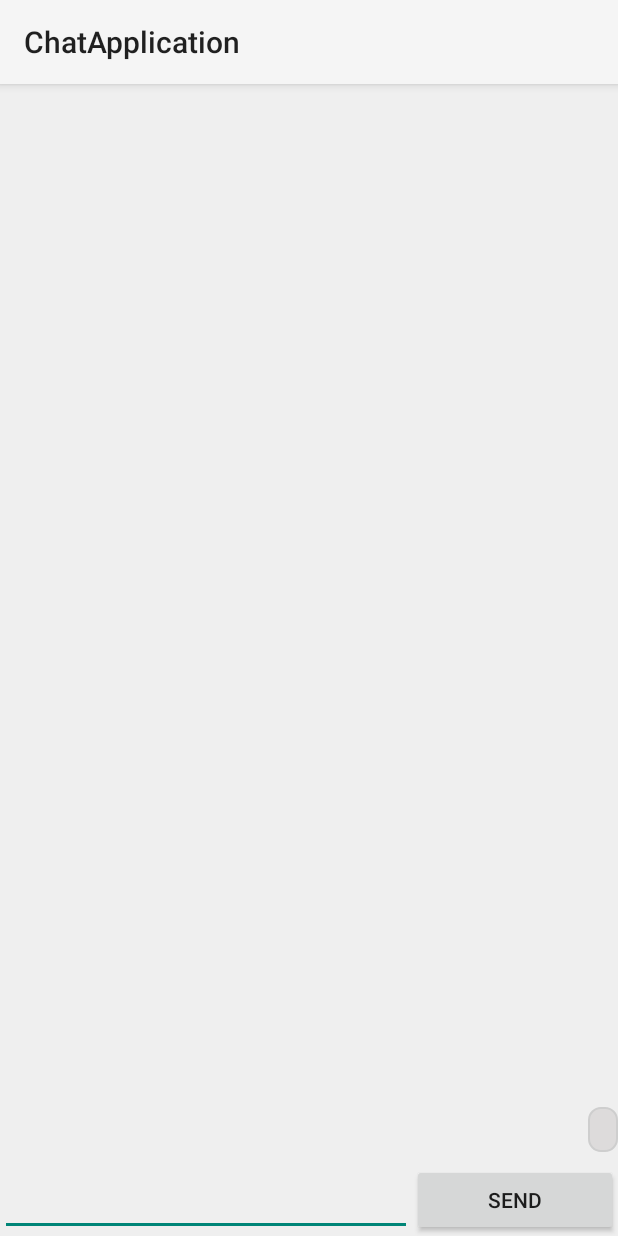
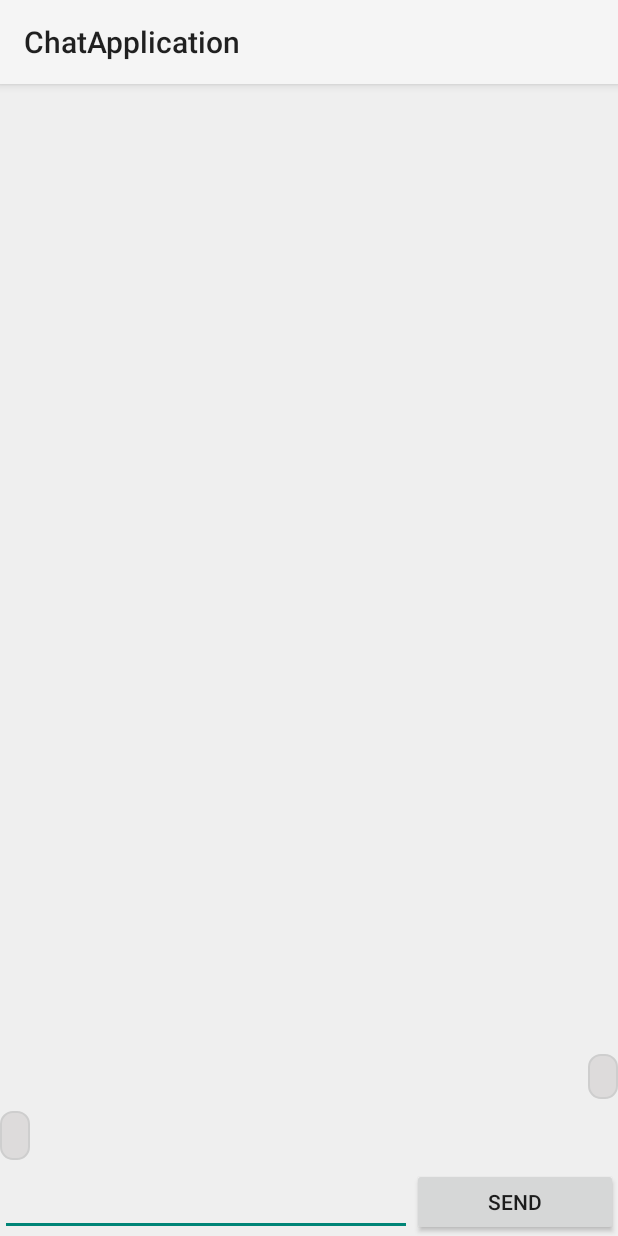
Before and after one commit to DrexelChatbotGroup/DrexelChatbot, an Android app: the screen it shows after launch (MainActivity), after a tap on "SEND", on a phone screen of 412 x 824 dp. Run offline under Robolectric (Android 15) with nearby library versions, the phone set to English and light mode, and no system bars; 3 statements that could not run were skipped.

Commit message:
bug fixes

```diff
--- a/ChatbotClient2/app/src/main/java/chatbot/chatapplication/MainActivity.java
+++ b/ChatbotClient2/app/src/main/java/chatbot/chatapplication/MainActivity.java
@@ -1,12 +1,15 @@
 package chatbot.chatapplication;
 
 import android.app.Activity;
+import android.app.ProgressDialog;
+import android.content.Context;
 import android.database.DataSetObserver;
 import android.net.Uri;
 import android.os.AsyncTask;
 import android.os.Bundle;
 import android.view.KeyEvent;
 import android.view.View;
+import android.view.inputmethod.InputMethodManager;
 import android.widget.AbsListView;
 import android.widget.Button;
 import android.widget.EditText;
@@ -66,7 +69,7 @@ public class MainActivity extends Activity {
             }
         });
 
-        listView.setTranscriptMode(AbsListView.TRANSCRIPT_MODE_ALWAYS_SCROLL);
+       listView.setTranscriptMode(AbsListView.TRANSCRIPT_MODE_ALWAYS_SCROLL);
         listView.setAdapter(chatArrayAdapter);
 
         chatArrayAdapter.registerDataSetObserver(new DataSetObserver() {
@@ -76,6 +79,7 @@ public class MainActivity extends Activity {
                 listView.setSelection(chatArrayAdapter.getCount() - 1);
             }
         });
+
         // ATTENTION: This was auto-generated to implement the App Indexing API.
         // See https://g.co/AppIndexing/AndroidStudio for more information.
         client = new GoogleApiClient.Builder(this).addApi(AppIndex.API).build();
@@ -125,7 +129,8 @@ public class MainActivity extends Activity {
     }
 
     private class LongOperation extends AsyncTask<String, Void, String> {
-
+        ProgressDialog progress;
+        String s;
         @Override
         protected String doInBackground(String... params) {
             String message = params[0];
@@ -139,8 +144,7 @@ public class MainActivity extends Activity {
                     Gson g = new Gson();
                     Message m = g.fromJson(reader, Message.class);
                     System.out.println(m.getContent());
-                    chatArrayAdapter.add(new ChatMessage(rec, m.getContent()));
-
+                    s = m.getContent();
                 } catch (Exception e) {
 
                 }
@@ -152,10 +156,17 @@ public class MainActivity extends Activity {
         @Override
         protected void onPostExecute(String result) {
             chatArrayAdapter.notifyDataSetChanged();
+            progress.dismiss();
+            chatArrayAdapter.add(new ChatMessage(rec, s));
+            //listView.setAdapter(chatArrayAdapter);
         }
 
         @Override
         protected void onPreExecute() {
+            progress = ProgressDialog.show(MainActivity.this, "Please wait for Drexel Chatbot Response...", "", true);
+
+            //InputMethodManager imm = (InputMethodManager) getSystemService(Activity.INPUT_METHOD_SERVICE);
+            //imm.toggleSoftInput(InputMethodManager.HIDE_IMPLICIT_ONLY, 0);
         }
 
         @Override
--- a/ChatbotClient2/app/src/main/res/layout/activity_main.xml
+++ b/ChatbotClient2/app/src/main/res/layout/activity_main.xml
@@ -9,12 +9,13 @@
     <ListView
         android:id="@+id/msgview"
         android:layout_width="fill_parent"
-        android:layout_height="0dp"
+
         android:layout_weight="1"
         android:background="@null"
         android:divider="@null"
         android:stackFromBottom="true"
-        android:transcriptMode="alwaysScroll"></ListView>
+        android:transcriptMode="alwaysScroll"
+        android:layout_height="wrap_content"></ListView>
 
     <LinearLayout
         android:layout_width="match_parent"
@@ -25,7 +26,7 @@
         <EditText
             android:id="@+id/msg"
             android:layout_width="0dp"
-            android:layout_height="fill_parent"
+            android:layout_height="wrap_content"
             android:layout_weight="2" />
 
         <Button
```
